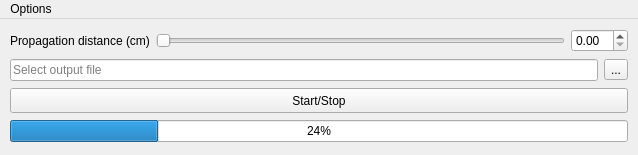
Qt form Holovibes/lightui.ui (DigitalHolography/Holovibes) before a commit.
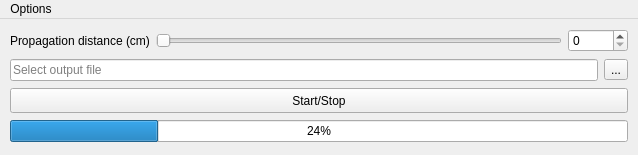
The same form after that commit. Custom widgets are drawn as their Qt base class.

Commit message: spinbox for int on lightui

```diff
--- a/Holovibes/lightui.ui
+++ b/Holovibes/lightui.ui
@@ -44,13 +44,29 @@
       </item>
       <item>
        <widget class="QSlider" name="horizontalSlider">
+        <property name="maximum">
+         <number>1000</number>
+        </property>
         <property name="orientation">
          <enum>Qt::Horizontal</enum>
         </property>
        </widget>
       </item>
       <item>
-       <widget class="QDoubleSpinBox" name="ZDoubleSpinBox"/>
+       <widget class="QSpinBox" name="ZSpinBox">
+        <property name="sizePolicy">
+         <sizepolicy hsizetype="Minimum" vsizetype="Fixed">
+          <horstretch>0</horstretch>
+          <verstretch>0</verstretch>
+         </sizepolicy>
+        </property>
+        <property name="minimumSize">
+         <size>
+          <width>60</width>
+          <height>0</height>
+         </size>
+        </property>
+       </widget>
       </item>
      </layout>
     </item>
```
Left out of the diff: 2 changed lines with no effect on the pictures. The commit also changes 2 other files.
